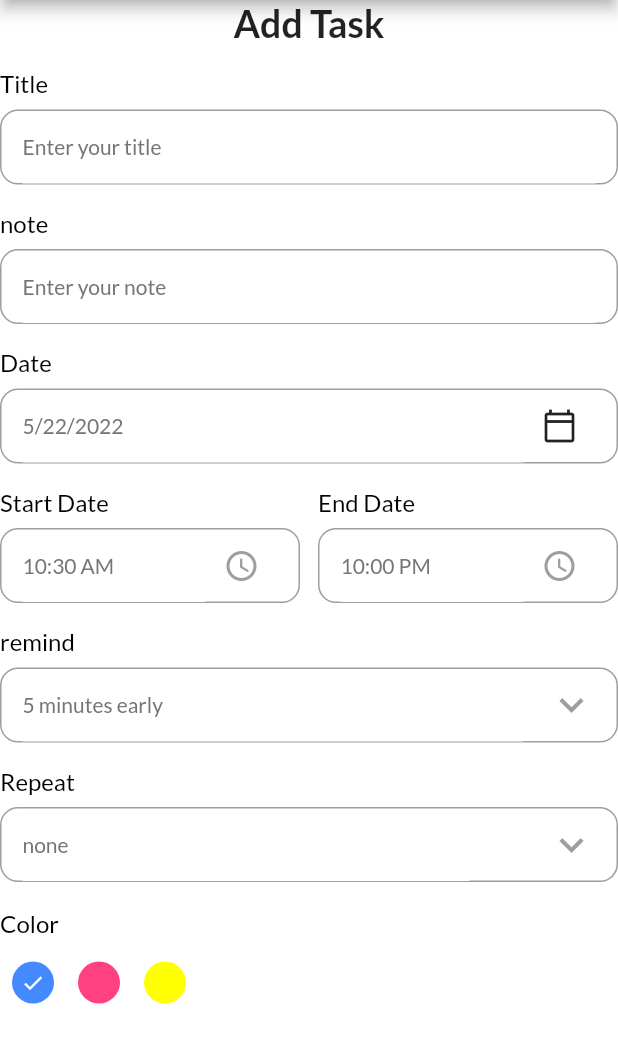
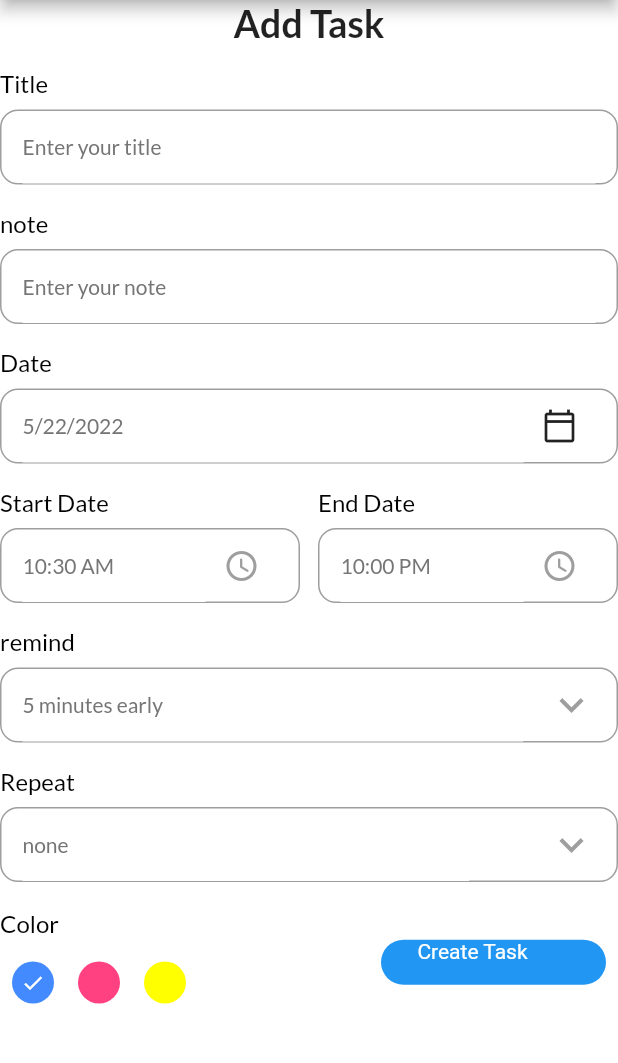
Before and after one commit to Medjasser/gestion_des_taches, a Flutter app: the screen it shows after launch, after a tap on "ADD TASK", on a phone screen of 412 x 824 dp, the part 84-1147 px from its top. Run offline on Flutter 3.47's test engine with Material 2 defaults, Android fonts, the phone set to English and light mode, and no system bars; our stand-ins replace date_picker_timeline, flutter_local_notifications, get, get_storage, google_fonts, timezone.

Commit message:
ajouter button pour cree task

```diff
--- a/lib/projet/add_task_bar.dart
+++ b/lib/projet/add_task_bar.dart
@@ -3,6 +3,7 @@
 import 'package:flutter/cupertino.dart';
 import 'package:flutter/material.dart';
 import 'package:gestion_des_taches/projet/theme.dart';
+import 'package:gestion_des_taches/projet/widgets/button.dart';
 import 'package:gestion_des_taches/projet/widgets/input_field.dart';
 import 'package:get/get.dart';
 import 'package:intl/intl.dart';
@@ -149,8 +150,11 @@ Widget build(BuildContext context) {
               ),
               SizedBox(height: 18,),
               Row(
+                mainAxisAlignment: MainAxisAlignment.spaceBetween,
+                crossAxisAlignment: CrossAxisAlignment.center,
                 children: [
-                  _coloPallete()
+                  _coloPallete(),
+                  MyButton(label: "       Create Task", onTap: ()=> null)
 
                 ],
               )
@@ -162,6 +166,7 @@ Widget build(BuildContext context) {
       )
     );
 }
+
 _appBar(){
   return AppBar(
 
--- a/lib/projet/widgets/button.dart
+++ b/lib/projet/widgets/button.dart
@@ -10,9 +10,12 @@ class MyButton extends StatelessWidget {
   Widget build(BuildContext context) {
     return GestureDetector(
       onTap: onTap,
+        child: Padding(
+        padding: const EdgeInsets.only( right: 8.0),
       child: Container(
+
         width: 150,
-        height: 25,
+        height: 30,
         decoration: BoxDecoration(
           borderRadius: BorderRadius.circular(20),
           color: Colors.blue,
@@ -25,6 +28,7 @@ class MyButton extends StatelessWidget {
         )
 
       ),
+    )
     );
   }
 }
```
